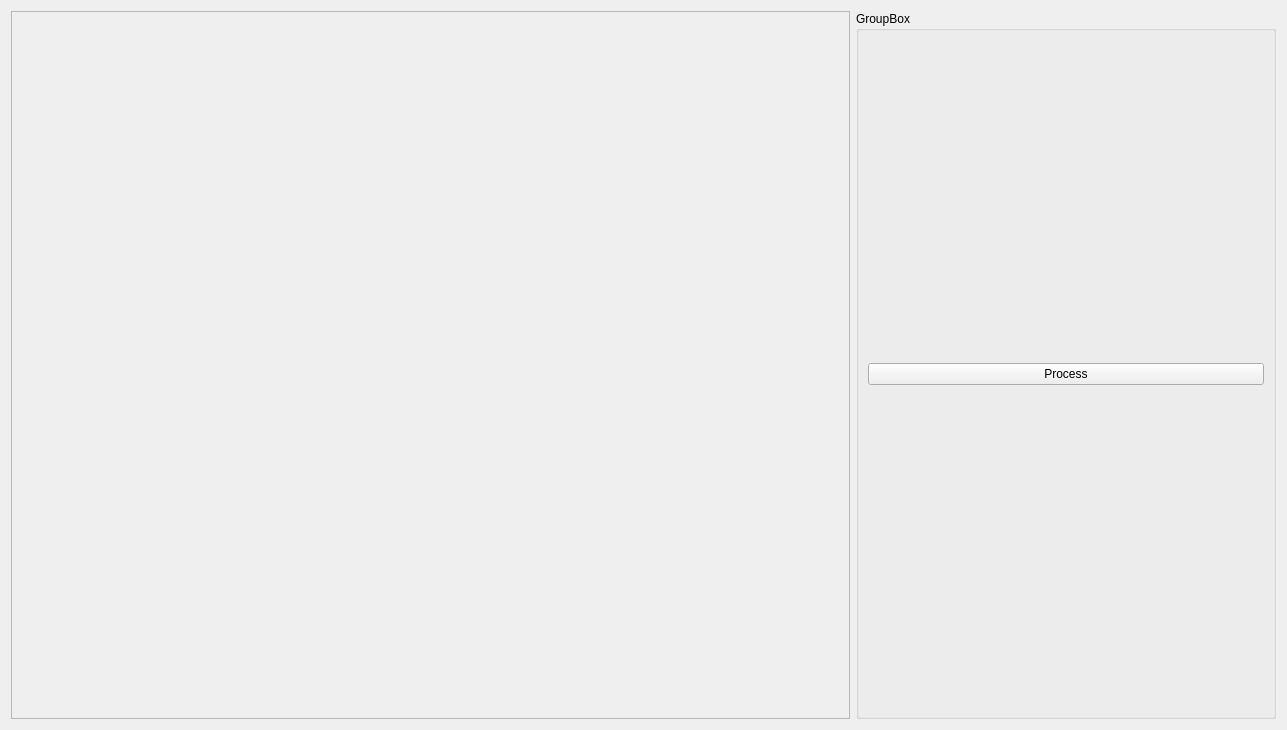
Above: src/DenoisingWidget.ui from SergShtelmakh/NoiseReduction before the change. Below: the same form after it.
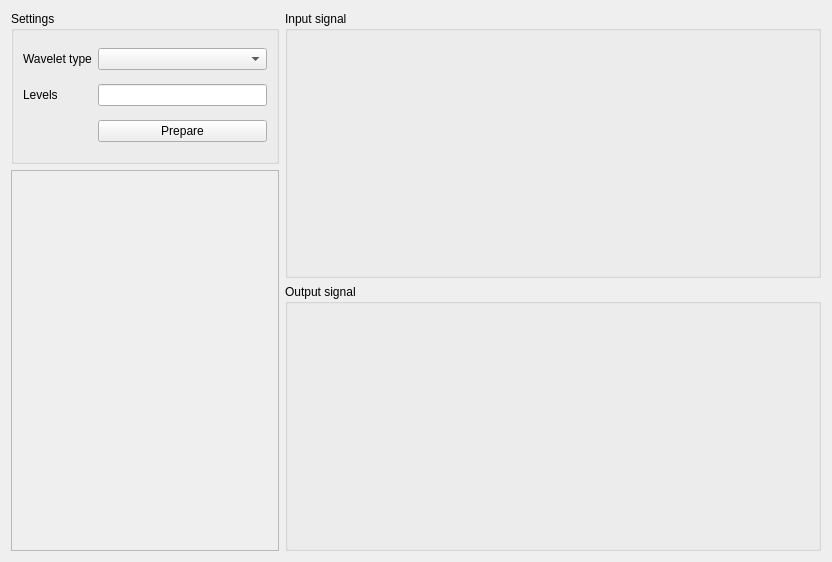
That is the form after the change. Custom widgets are drawn as their Qt base class.

Commit message: Refactored denoising widget

```diff
--- a/src/DenoisingWidget.ui
+++ b/src/DenoisingWidget.ui
@@ -6,14 +6,52 @@
    <rect>
     <x>0</x>
     <y>0</y>
-    <width>1287</width>
-    <height>730</height>
+    <width>832</width>
+    <height>562</height>
    </rect>
   </property>
   <property name="windowTitle">
    <string>Form</string>
   </property>
-  <layout class="QHBoxLayout" name="horizontalLayout" stretch="2,1">
+  <layout class="QHBoxLayout" name="horizontalLayout_3" stretch="1,2">
+   <item>
+    <layout class="QVBoxLayout" name="verticalLayout_2" stretch="2,5">
+     <item>
+      <widget class="QGroupBox" name="groupBox_2">
+       <property name="title">
+        <string>Settings</string>
+       </property>
+       <layout class="QGridLayout" name="gridLayout">
+        <item row="0" column="0">
+         <widget class="QLabel" name="label">
+          <property name="text">
+           <string>Wavelet type</string>
+          </property>
+         </widget>
+        </item>
+        <item row="0" column="1">
+         <widget class="QComboBox" name="cbWaveletType"/>
+        </item>
+        <item row="1" column="0">
+         <widget class="QLabel" name="label_2">
+          <property name="text">
+           <string>Levels</string>
+          </property>
+         </widget>
+        </item>
+        <item row="1" column="1">
+         <widget class="QLineEdit" name="leLevels"/>
+        </item>
+        <item row="2" column="1">
+         <widget class="QPushButton" name="pbPrepare">
+          <property name="text">
+           <string>Prepare</string>
+          </property>
+         </widget>
+        </item>
+       </layout>
+      </widget>
+     </item>
    <item>
     <widget class="QScrollArea" name="scrollArea">
      <property name="widgetResizable">
@@ -24,28 +62,40 @@
        <rect>
         <x>0</x>
         <y>0</y>
-        <width>840</width>
-        <height>710</height>
+          <width>265</width>
+          <height>381</height>
        </rect>
       </property>
      </widget>
     </widget>
    </item>
+    </layout>
+   </item>
    <item>
-    <widget class="QGroupBox" name="groupBox">
-     <property name="title">
-      <string>GroupBox</string>
-     </property>
      <layout class="QVBoxLayout" name="verticalLayout">
       <item>
+      <widget class="QGroupBox" name="groupBox">
+       <property name="title">
+        <string>Input signal</string>
+       </property>
+       <layout class="QHBoxLayout" name="horizontalLayout">
+        <item>
+         <widget class="QCustomPlot" name="inputTransformedSignalWidget" native="true"/>
+        </item>
+        <item>
        <widget class="AudioPlayerWidget" name="inputSignalPlayerWidget" native="true"/>
       </item>
-      <item>
-       <widget class="QPushButton" name="pbProcess">
-        <property name="text">
-         <string>Process</string>
-        </property>
-       </widget>
+       </layout>
+      </widget>
+     </item>
+     <item>
+      <widget class="QGroupBox" name="groupBox_3">
+       <property name="title">
+        <string>Output signal</string>
+       </property>
+       <layout class="QHBoxLayout" name="horizontalLayout_2">
+        <item>
+         <widget class="QCustomPlot" name="outputTransformedSignalWidget" native="true"/>
       </item>
       <item>
        <widget class="AudioPlayerWidget" name="outputSignalPlayerWidget" native="true"/>
@@ -54,8 +104,16 @@
     </widget>
    </item>
   </layout>
+   </item>
+  </layout>
  </widget>
  <customwidgets>
+  <customwidget>
+   <class>QCustomPlot</class>
+   <extends>QWidget</extends>
+   <header>qcustomplot/qcustomplot.h</header>
+   <container>1</container>
+  </customwidget>
   <customwidget>
    <class>AudioPlayerWidget</class>
    <extends>QWidget</extends>
```
Left out of the diff: 2 changed lines with no effect on the pictures. Lines whose indentation alone changed are shown as unchanged. The commit also changes 3 other files.
